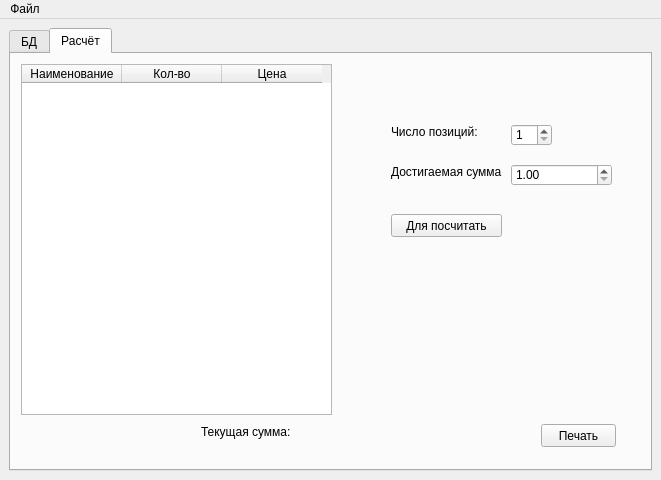
KirillRya/AlexProject, file design.ui: the form before one commit.
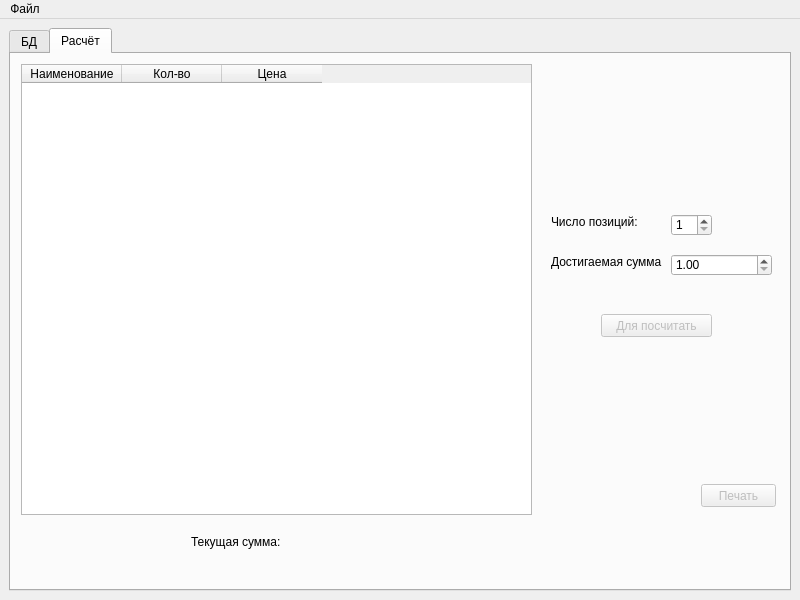
The form after the commit. The open tabs and pages were chosen to show the change.

Diff of the .ui file:
```diff
--- a/design.ui
+++ b/design.ui
@@ -6,10 +6,28 @@
    <rect>
     <x>0</x>
     <y>0</y>
-    <width>661</width>
-    <height>480</height>
+    <width>800</width>
+    <height>600</height>
    </rect>
   </property>
+  <property name="sizePolicy">
+   <sizepolicy hsizetype="Fixed" vsizetype="Fixed">
+    <horstretch>0</horstretch>
+    <verstretch>0</verstretch>
+   </sizepolicy>
+  </property>
+  <property name="minimumSize">
+   <size>
+    <width>800</width>
+    <height>600</height>
+   </size>
+  </property>
+  <property name="maximumSize">
+   <size>
+    <width>800</width>
+    <height>600</height>
+   </size>
+  </property>
   <property name="windowTitle">
    <string>Турбопрограмма 228</string>
   </property>
@@ -249,8 +267,8 @@
        <widget class="QLabel" name="label_4">
         <property name="geometry">
          <rect>
-          <x>380</x>
-          <y>70</y>
+          <x>540</x>
+          <y>160</y>
           <width>101</width>
           <height>16</height>
          </rect>
@@ -262,8 +280,8 @@
        <widget class="QLabel" name="label_5">
         <property name="geometry">
          <rect>
-          <x>380</x>
-          <y>110</y>
+          <x>540</x>
+          <y>200</y>
           <width>111</width>
           <height>16</height>
          </rect>
@@ -275,8 +293,8 @@
        <widget class="QSpinBox" name="positions">
         <property name="geometry">
          <rect>
-          <x>500</x>
-          <y>70</y>
+          <x>660</x>
+          <y>160</y>
           <width>41</width>
           <height>22</height>
          </rect>
@@ -291,8 +309,8 @@
        <widget class="QDoubleSpinBox" name="maxValue">
         <property name="geometry">
          <rect>
-          <x>500</x>
-          <y>110</y>
+          <x>660</x>
+          <y>200</y>
           <width>101</width>
           <height>22</height>
          </rect>
@@ -308,10 +326,13 @@
         </property>
        </widget>
        <widget class="QPushButton" name="workBtn">
+        <property name="enabled">
+         <bool>false</bool>
+        </property>
         <property name="geometry">
          <rect>
-          <x>380</x>
-          <y>160</y>
+          <x>590</x>
+          <y>260</y>
           <width>111</width>
           <height>23</height>
          </rect>
@@ -321,10 +342,13 @@
         </property>
        </widget>
        <widget class="QPushButton" name="printBtn">
+        <property name="enabled">
+         <bool>false</bool>
+        </property>
         <property name="geometry">
          <rect>
-          <x>530</x>
-          <y>370</y>
+          <x>690</x>
+          <y>430</y>
           <width>75</width>
           <height>23</height>
          </rect>
@@ -338,8 +362,8 @@
          <rect>
           <x>10</x>
           <y>10</y>
-          <width>311</width>
-          <height>351</height>
+          <width>511</width>
+          <height>451</height>
          </rect>
         </property>
         <property name="columnCount">
@@ -364,9 +388,9 @@
        <widget class="QLabel" name="label_6">
         <property name="geometry">
          <rect>
-          <x>190</x>
-          <y>370</y>
-          <width>131</width>
+          <x>180</x>
+          <y>480</y>
+          <width>91</width>
           <height>16</height>
          </rect>
         </property>
@@ -374,6 +398,19 @@
          <string>Текущая сумма:</string>
         </property>
        </widget>
+       <widget class="QLabel" name="result_label">
+        <property name="geometry">
+         <rect>
+          <x>270</x>
+          <y>480</y>
+          <width>251</width>
+          <height>16</height>
+         </rect>
+        </property>
+        <property name="text">
+         <string/>
+        </property>
+       </widget>
       </widget>
      </widget>
     </item>
@@ -384,7 +421,7 @@
     <rect>
      <x>0</x>
      <y>0</y>
-     <width>661</width>
+     <width>800</width>
      <height>21</height>
     </rect>
    </property>
```
Left out of the diff: 22 changed lines with no effect on the pictures.
